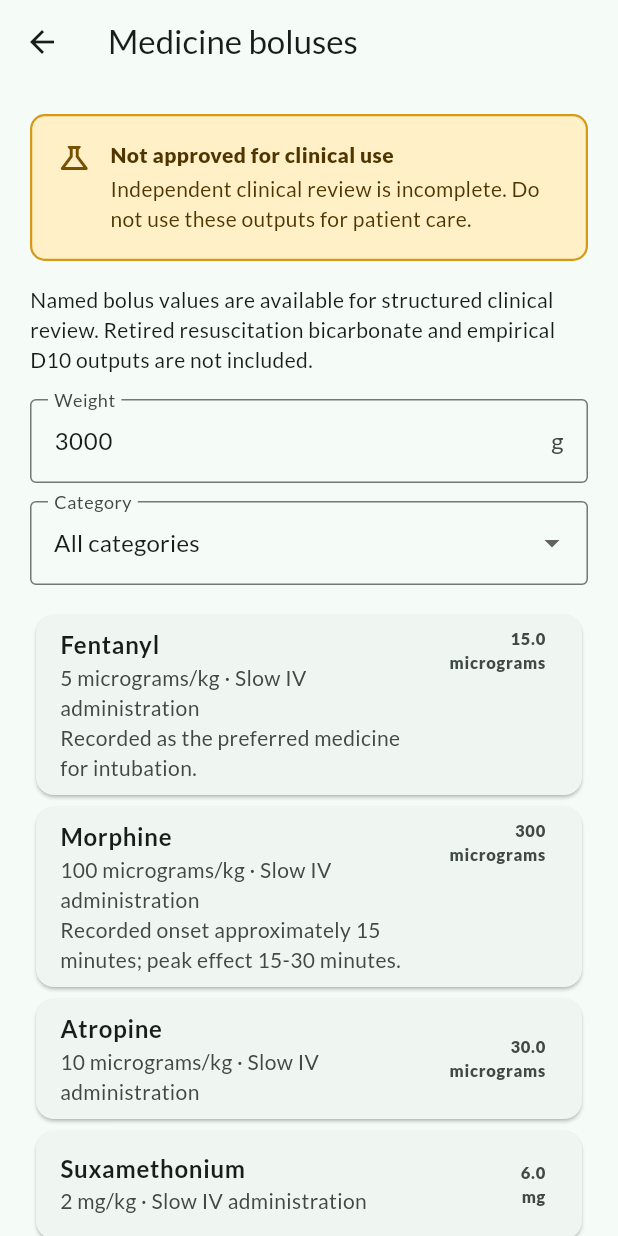
After one commit to rcpch/neomate, a Flutter app: the BolusReviewScreen screen opened directly, on a phone screen of 412 x 824 dp. The commit adds this screen. Run offline on Flutter 3.47's test engine with Material 3 defaults, Android fonts, the phone set to English and light mode, and no system bars.

Commit message:
feat(protocols): add bolus review workflow

```diff
--- /dev/null
+++ b/lib/clinical_protocols/boluses/bolus_catalogue.dart
@@ -0,0 +1,177 @@
+// SPDX-FileCopyrightText: 2026 Neomate team and RCPCH
+// SPDX-License-Identifier: AGPL-3.0-or-later
+
+// Clinical source IDs: SRC-001, SRC-006, SRC-008
+// Clinical content IDs: PROTOCOL-BOLUS-CATALOGUE
+// Clinical reviewer: none
+// Clinical sign-off: none
+// Review due: none
+// Safety hazards: HZ-001, HZ-006, HZ-007
+//
+// STATUS: NOT APPROVED FOR CLINICAL USE. These records preserve named values
+// for structured clinical review. Explicitly retired resuscitation bicarbonate
+// and empirical D10 outputs are excluded.
+
+enum BolusCategory { intubation, circulation, sedation, neurology, emergency }
+
+class BolusProtocolRecord {
+  const BolusProtocolRecord({
+    required this.id,
+    required this.category,
+    required this.name,
+    required this.dosePerKilogram,
+    required this.doseLabel,
+    required this.outputUnit,
+    required this.instructions,
+    this.qualifier,
+    this.note,
+  });
+
+  final String id;
+  final BolusCategory category;
+  final String name;
+  final double dosePerKilogram;
+  final String doseLabel;
+  final String outputUnit;
+  final String instructions;
+  final String? qualifier;
+  final String? note;
+
+  double amountForKilograms(double kilograms) => dosePerKilogram * kilograms;
+}
+
+const bolusProtocols = <BolusProtocolRecord>[
+  BolusProtocolRecord(
+      id: 'BOLUS-FENTANYL',
+      category: BolusCategory.intubation,
+      name: 'Fentanyl',
+      dosePerKilogram: 5,
+      doseLabel: '5 micrograms/kg',
+      outputUnit: 'micrograms',
+      instructions: 'Slow IV administration',
+      note: 'Recorded as the preferred medicine for intubation.'),
+  BolusProtocolRecord(
+      id: 'BOLUS-MORPHINE',
+      category: BolusCategory.intubation,
+      name: 'Morphine',
+      dosePerKilogram: 100,
+      doseLabel: '100 micrograms/kg',
+      outputUnit: 'micrograms',
+      instructions: 'Slow IV administration',
+      note:
+          'Recorded onset approximately 15 minutes; peak effect 15-30 minutes.'),
+  BolusProtocolRecord(
+      id: 'BOLUS-ATROPINE',
+      category: BolusCategory.intubation,
+      name: 'Atropine',
+      dosePerKilogram: 10,
+      doseLabel: '10 micrograms/kg',
+      outputUnit: 'micrograms',
+      instructions: 'Slow IV administration'),
+  BolusProtocolRecord(
+      id: 'BOLUS-SUXAMETHONIUM',
+      category: BolusCategory.intubation,
+      name: 'Suxamethonium',
+      dosePerKilogram: 2,
+      doseLabel: '2 mg/kg',
+      outputUnit: 'mg',
+      instructions: 'Slow IV administration'),
+  BolusProtocolRecord(
+      id: 'BOLUS-PORACTANT-FIRST',
+      category: BolusCategory.intubation,
+      name: 'Poractant alfa',
+      qualifier: 'First dose',
+      dosePerKilogram: 200,
+      doseLabel: '200 mg/kg',
+      outputUnit: 'mg',
+      instructions: 'Via endotracheal tube',
+      note: 'Consider the nearest whole vial.'),
+  BolusProtocolRecord(
+      id: 'BOLUS-PORACTANT-SECOND',
+      category: BolusCategory.intubation,
+      name: 'Poractant alfa',
+      qualifier: 'Subsequent dose',
+      dosePerKilogram: 100,
+      doseLabel: '100 mg/kg',
+      outputUnit: 'mg',
+      instructions: 'Via endotracheal tube'),
+  BolusProtocolRecord(
+      id: 'BOLUS-SALINE',
+      category: BolusCategory.circulation,
+      name: 'Sodium chloride 0.9%',
+      dosePerKilogram: 10,
+      doseLabel: '10 mL/kg',
+      outputUnit: 'mL',
+      instructions: 'IV over 20-30 minutes'),
+  BolusProtocolRecord(
+      id: 'BOLUS-PANCURONIUM',
+      category: BolusCategory.sedation,
+      name: 'Pancuronium',
+      dosePerKilogram: 100,
+      doseLabel: '100 micrograms/kg',
+      outputUnit: 'micrograms',
+      instructions: 'Slow IV administration',
+      note: 'Neuromuscular paralysis; does not provide analgesia or sedation.'),
+  BolusProtocolRecord(
+      id: 'BOLUS-VECURONIUM',
+      category: BolusCategory.sedation,
+      name: 'Vecuronium',
+      dosePerKilogram: 100,
+      doseLabel: '100 micrograms/kg',
+      outputUnit: 'micrograms',
+      instructions: 'Slow IV administration',
+      note: 'Neuromuscular paralysis; does not provide analgesia or sedation.'),
+  BolusProtocolRecord(
+      id: 'BOLUS-PHENOBARBITAL-LOADING',
+      category: BolusCategory.neurology,
+      name: 'Phenobarbital',
+      qualifier: 'Loading dose',
+      dosePerKilogram: 20,
+      doseLabel: '20 mg/kg',
+      outputUnit: 'mg',
+      instructions: 'IV over 20 minutes'),
+  BolusProtocolRecord(
+      id: 'BOLUS-PHENOBARBITAL-SUBSEQUENT',
+      category: BolusCategory.neurology,
+      name: 'Phenobarbital',
+      qualifier: 'Subsequent dose',
+      dosePerKilogram: 10,
+      doseLabel: '10 mg/kg',
+      outputUnit: 'mg',
+      instructions: 'IV over 20 minutes'),
+  BolusProtocolRecord(
+      id: 'BOLUS-PHENYTOIN',
+      category: BolusCategory.neurology,
+      name: 'Phenytoin',
+      dosePerKilogram: 18,
+      doseLabel: '18 mg/kg',
+      outputUnit: 'mg',
+      instructions: 'IV over 30 minutes with close ECG monitoring'),
+  BolusProtocolRecord(
+      id: 'BOLUS-MIDAZOLAM',
+      category: BolusCategory.neurology,
+      name: 'Midazolam',
+      dosePerKilogram: 300,
+      doseLabel: '300 micrograms/kg',
+      outputUnit: 'micrograms',
+      instructions: 'IV over 5 minutes',
+      note: 'A further dose after 10 minutes was recorded as an option.'),
+  BolusProtocolRecord(
+      id: 'BOLUS-ADRENALINE-RESUSCITATION',
+      category: BolusCategory.emergency,
+      name: 'Adrenaline 1:10,000',
+      dosePerKilogram: 0.2,
+      doseLabel: '0.2 mL/kg',
+      outputUnit: 'mL',
+      instructions: 'IV, then flush with sodium chloride 0.9%'),
+  BolusProtocolRecord(
+      id: 'BOLUS-ADENOSINE',
+      category: BolusCategory.emergency,
+      name: 'Adenosine',
+      dosePerKilogram: 150,
+      doseLabel: '150 micrograms/kg',
+      outputUnit: 'micrograms',
+      instructions:
+          'Rapid IV administration followed immediately by sodium chloride 0.9% flush',
+      note: 'Escalating doses may be required.'),
+];
--- /dev/null
+++ b/lib/features/calculators/bolus_review_screen.dart
@@ -0,0 +1,104 @@
+// SPDX-FileCopyrightText: 2026 Neomate team and RCPCH
+// SPDX-License-Identifier: AGPL-3.0-or-later
+
+import 'package:flutter/material.dart';
+import 'package:flutter/services.dart';
+
+import '../../clinical_protocols/boluses/bolus_catalogue.dart';
+import '../shared/alpha_notice.dart';
+
+class BolusReviewScreen extends StatefulWidget {
+  const BolusReviewScreen({super.key, this.initialWeightGrams = 3000});
+
+  final double initialWeightGrams;
+
+  @override
+  State<BolusReviewScreen> createState() => _BolusReviewScreenState();
+}
+
+class _BolusReviewScreenState extends State<BolusReviewScreen> {
+  late final TextEditingController _weight =
+      TextEditingController(text: widget.initialWeightGrams.toStringAsFixed(0));
+  BolusCategory? _category;
+
+  @override
+  void dispose() {
+    _weight.dispose();
+    super.dispose();
+  }
+
+  @override
+  Widget build(BuildContext context) {
+    final grams = double.tryParse(_weight.text);
+    final validWeight = grams != null && grams.isFinite && grams > 0;
+    final visible = bolusProtocols.where(
+        (protocol) => _category == null || protocol.category == _category);
+    return Scaffold(
+      appBar: AppBar(title: const Text('Medicine boluses')),
+      body: ListView(
+        padding: const EdgeInsets.all(20),
+        children: [
+          const AlphaNotice(),
+          const SizedBox(height: 16),
+          const Text(
+              'Named bolus values are available for structured clinical review. Retired resuscitation bicarbonate and empirical D10 outputs are not included.'),
+          const SizedBox(height: 16),
+          TextField(
+            key: const Key('bolus-weight-field'),
+            controller: _weight,
+            keyboardType: const TextInputType.numberWithOptions(decimal: true),
+            inputFormatters: [
+              FilteringTextInputFormatter.allow(RegExp(r'[0-9.]'))
+            ],
+            decoration: InputDecoration(
+                labelText: 'Weight',
+                suffixText: 'g',
+                border: const OutlineInputBorder(),
+                errorText: validWeight ? null : 'Enter a positive weight'),
+            onChanged: (_) => setState(() {}),
+          ),
+          const SizedBox(height: 12),
+          DropdownButtonFormField<BolusCategory?>(
+            initialValue: _category,
+            decoration: const InputDecoration(
+                labelText: 'Category', border: OutlineInputBorder()),
+            items: [
+              const DropdownMenuItem(
+                  value: null, child: Text('All categories')),
+              for (final category in BolusCategory.values)
+                DropdownMenuItem(value: category, child: Text(category.name)),
+            ],
+            onChanged: (value) => setState(() => _category = value),
+          ),
+          const SizedBox(height: 16),
+          for (final protocol in visible)
+            Card(
+              child: ListTile(
+                key: Key('bolus-${protocol.id}'),
+                title: Text(
+                    protocol.qualifier == null
+                        ? protocol.name
+                        : '${protocol.name} - ${protocol.qualifier}',
+                    style: const TextStyle(fontWeight: FontWeight.w700)),
+                subtitle: Text(
+                    '${protocol.doseLabel} · ${protocol.instructions}${protocol.note == null ? '' : '\n${protocol.note}'}'),
+                trailing: validWeight
+                    ? Text(
+                        '${_format(protocol.amountForKilograms(grams / 1000))}\n${protocol.outputUnit}',
+                        textAlign: TextAlign.end,
+                        style: const TextStyle(fontWeight: FontWeight.w800))
+                    : null,
+                isThreeLine: protocol.note != null,
+              ),
+            ),
+        ],
+      ),
+    );
+  }
+
+  String _format(double value) {
+    if (value >= 100) return value.toStringAsFixed(0);
+    if (value >= 1) return value.toStringAsFixed(1);
+    return value.toStringAsFixed(2);
+  }
+}
--- a/lib/features/home/home_screen.dart
+++ b/lib/features/home/home_screen.dart
@@ -7,6 +7,7 @@ import 'package:flutter/services.dart';
 import '../../calculations/patient_context.dart';
 import '../../clinical_policy/neonatal_weight_policy.dart';
 import '../calculators/airway_and_lines_screen.dart';
+import '../calculators/bolus_review_screen.dart';
 import '../calculators/calculators_screen.dart';
 import '../calculators/electrolyte_compounding_screen.dart';
 import '../calculators/named_infusions_screen.dart';
@@ -94,10 +95,14 @@ class _HomeScreenState extends State<HomeScreen> {
                               ),
                             ),
                           ),
-                          const _NotImplementedAction(
+                          _AvailableAction(
+                            key: const Key('task-premedication-boluses'),
                             title: 'Premedication boluses',
-                            detail:
-                                'Not implemented: active bolus protocols and review UI',
+                            detail: 'Named intubation medicine values',
+                            onTap: () => _openWithWeight(
+                                validWeight,
+                                (weight, _) => BolusReviewScreen(
+                                    initialWeightGrams: weight)),
                           ),
                         ],
                       ),
@@ -140,10 +145,14 @@ class _HomeScreenState extends State<HomeScreen> {
                               ),
                             ),
                           ),
-                          const _NotImplementedAction(
-                            title: 'Reviewed fluid and medicine boluses',
-                            detail:
-                                'Not implemented: active bolus protocols and review UI',
+                          _AvailableAction(
+                            key: const Key('task-medicine-boluses'),
+                            title: 'Fluid and medicine boluses',
+                            detail: 'Named circulation and medicine values',
+                            onTap: () => _openWithWeight(
+                                validWeight,
+                                (weight, _) => BolusReviewScreen(
+                                    initialWeightGrams: weight)),
                           ),
                         ],
                       ),
@@ -189,14 +198,20 @@ class _HomeScreenState extends State<HomeScreen> {
                           ),
                         ],
                       ),
-                      const _ClinicalCategory(
+                      _ClinicalCategory(
                         title: 'Emergency drugs',
                         icon: Icons.emergency_outlined,
+                        available: true,
                         children: [
-                          _NotImplementedAction(
+                          _AvailableAction(
+                            key: const Key('task-emergency-boluses'),
                             title: 'Newborn resuscitation medicines',
                             detail:
-                                'Not implemented: active emergency medicine protocols',
+                                'Named emergency values with retired outputs excluded',
+                            onTap: () => _openWithWeight(
+                                validWeight,
+                                (weight, _) => BolusReviewScreen(
+                                    initialWeightGrams: weight)),
                           ),
                         ],
                       ),
```
Also changed, not shown: 5 other files.
